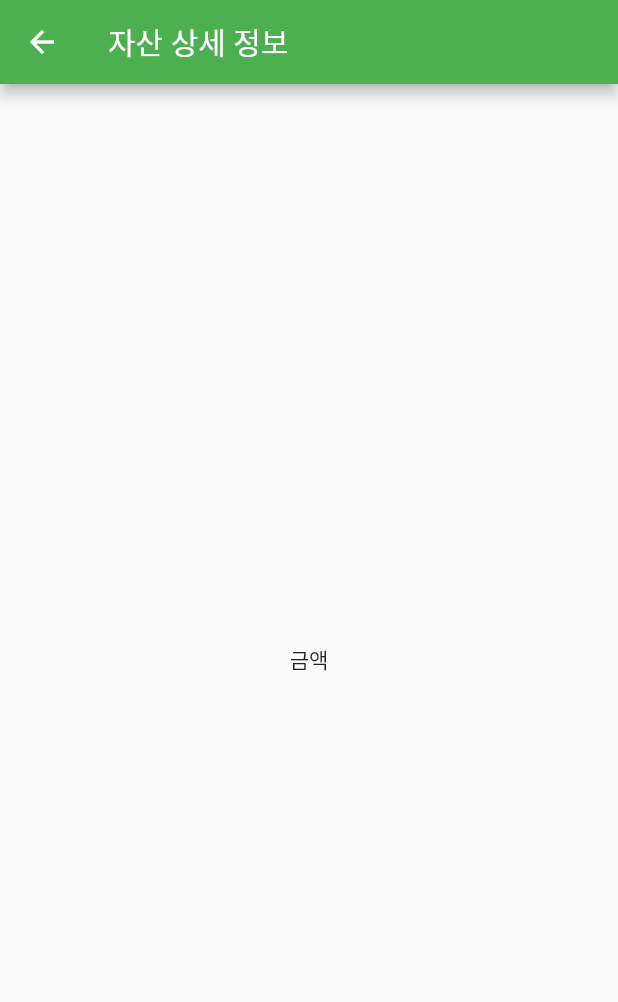
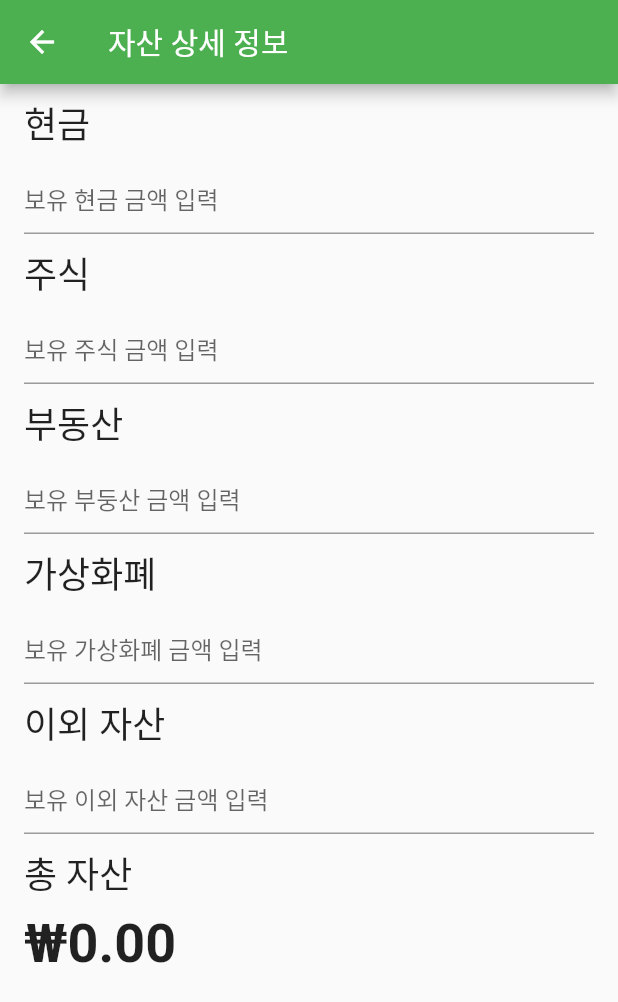
Before and after one commit to xide-projext/mid_project_8, a Flutter app: the BudgetScreen screen opened directly, after a tap on the "add" icon, on a phone screen of 412 x 824 dp. Shown: the top 1002 px of the screen. Run offline on Flutter 3.47's test engine with Material 2 defaults, Android fonts, the phone set to English and light mode, and no system bars.

Commit message:
first draft

```diff
--- a/midterm/lib/main.dart
+++ b/midterm/lib/main.dart
@@ -132,7 +132,7 @@ class BudgetScreenState extends State<BudgetScreen> {
           Padding(
             padding: const EdgeInsets.symmetric(horizontal: 16.0),
             child: Text(
-              '\$${(_income - _expenses).toStringAsFixed(2)}',
+              '\₩${(_income - _expenses).toStringAsFixed(2)}',
               style:
                   const TextStyle(fontSize: 36.0, fontWeight: FontWeight.bold),
             ),
@@ -165,8 +165,19 @@ class BudgetScreenState extends State<BudgetScreen> {
   }
 }
 
-class ExtraBudgetScreen extends StatelessWidget {
+class ExtraBudgetScreen extends StatefulWidget {
   const ExtraBudgetScreen({Key? key}) : super(key: key);
+
+  @override
+  ExtraBudgetScreenState createState() => ExtraBudgetScreenState();
+}
+
+class ExtraBudgetScreenState extends State {
+  double _cash = 0.0;
+  double _stock = 0.0;
+  double _realestate = 0.0;
+  double _crypto = 0.0;
+  double _other = 0.0;
 
   @override
   Widget build(BuildContext context) {
@@ -174,8 +185,130 @@ class ExtraBudgetScreen extends StatelessWidget {
       appBar: AppBar(
         title: const Text('자산 상세 정보'),
       ),
-      body: const Center(
-        child: Text('금액'),
+      body: Column(
+        crossAxisAlignment: CrossAxisAlignment.start,
+        children: <Widget>[
+          const Padding(
+            padding: EdgeInsets.symmetric(horizontal: 16.0, vertical: 8.0),
+            child: Text(
+              '현금',
+              style: TextStyle(fontSize: 24.0),
+            ),
+          ),
+          Padding(
+            padding: const EdgeInsets.symmetric(horizontal: 16.0),
+            child: TextField(
+              keyboardType: TextInputType.number,
+              decoration: const InputDecoration(
+                hintText: '보유 현금 금액 입력',
+              ),
+              onChanged: (value) {
+                setState(() {
+                  _cash = double.tryParse(value) ?? 0.0;
+                });
+              },
+            ),
+          ),
+          const Padding(
+            padding: EdgeInsets.symmetric(horizontal: 16.0, vertical: 8.0),
+            child: Text(
+              '주식',
+              style: TextStyle(fontSize: 24.0),
+            ),
+          ),
+          Padding(
+            padding: const EdgeInsets.symmetric(horizontal: 16.0),
+            child: TextField(
+              keyboardType: TextInputType.number,
+              decoration: const InputDecoration(
+                hintText: '보유 주식 금액 입력',
+              ),
+              onChanged: (value) {
+                setState(() {
+                  _stock = double.tryParse(value) ?? 0.0;
+                });
+              },
+            ),
+          ),
+          const Padding(
+            padding: EdgeInsets.symmetric(horizontal: 16.0, vertical: 8.0),
+            child: Text(
+              '부동산',
+              style: TextStyle(fontSize: 24.0),
+            ),
+          ),
+          Padding(
+            padding: const EdgeInsets.symmetric(horizontal: 16.0),
+            child: TextField(
+              keyboardType: TextInputType.number,
+              decoration: const InputDecoration(
+                hintText: '보유 부둥산 금액 입력',
+              ),
+              onChanged: (value) {
+                setState(() {
+                  _realestate = double.tryParse(value) ?? 0.0;
+                });
+              },
+            ),
+          ),
+          const Padding(
+            padding: EdgeInsets.symmetric(horizontal: 16.0, vertical: 8.0),
+            child: Text(
+              '가상화폐',
+              style: TextStyle(fontSize: 24.0),
+            ),
+          ),
+          Padding(
+            padding: const EdgeInsets.symmetric(horizontal: 16.0),
+            child: TextField(
+              keyboardType: TextInputType.number,
+              decoration: const InputDecoration(
+                hintText: '보유 가상화폐 금액 입력',
+              ),
+              onChanged: (value) {
+                setState(() {
+                  _crypto = double.tryParse(value) ?? 0.0;
+                });
+              },
+            ),
+          ),
+          const Padding(
+            padding: EdgeInsets.symmetric(horizontal: 16.0, vertical: 8.0),
+            child: Text(
+              '이외 자산',
+              style: TextStyle(fontSize: 24.0),
+            ),
+          ),
+          Padding(
+            padding: const EdgeInsets.symmetric(horizontal: 16.0),
+            child: TextField(
+              keyboardType: TextInputType.number,
+              decoration: const InputDecoration(
+                hintText: '보유 이외 자산 금액 입력',
+              ),
+              onChanged: (value) {
+                setState(() {
+                  _other = double.tryParse(value) ?? 0.0;
+                });
+              },
+            ),
+          ),
+          const Padding(
+            padding: EdgeInsets.symmetric(horizontal: 16.0, vertical: 8.0),
+            child: Text(
+              '총 자산',
+              style: TextStyle(fontSize: 24.0),
+            ),
+          ),
+          Padding(
+            padding: const EdgeInsets.symmetric(horizontal: 16.0),
+            child: Text(
+              '\₩${(_cash + _stock + _realestate + _crypto + _other).toStringAsFixed(2)}',
+              style:
+                  const TextStyle(fontSize: 36.0, fontWeight: FontWeight.bold),
+            ),
+          ),
+        ],
       ),
     );
   }
```
